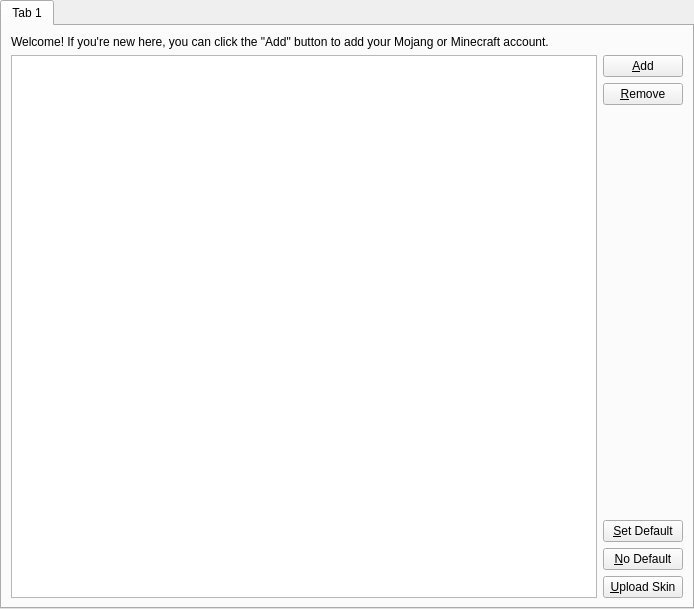
The window that application/pages/global/AccountListPage.ui (FreesmTeam/FreesmLauncher) describes before a commit, drawn with Qt 5.
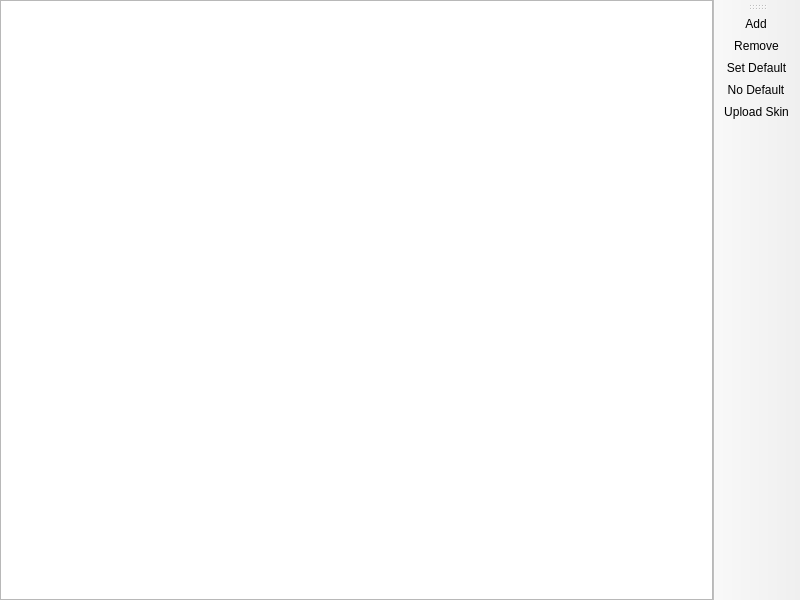
The same window after the commit. Custom widgets are drawn as their Qt base class.

Commit message: NOISSUE convert accounts page to use a toolbar for the side menu

What changed in the file:
```diff
--- a/application/pages/global/AccountListPage.ui
+++ b/application/pages/global/AccountListPage.ui
@@ -1,16 +1,20 @@
 <?xml version="1.0" encoding="UTF-8"?>
 <ui version="4.0">
  <class>AccountListPage</class>
- <widget class="QWidget" name="AccountListPage">
+ <widget class="QMainWindow" name="AccountListPage">
   <property name="geometry">
    <rect>
     <x>0</x>
     <y>0</y>
-    <width>694</width>
-    <height>609</height>
+    <width>800</width>
+    <height>600</height>
    </rect>
   </property>
-  <layout class="QVBoxLayout" name="verticalLayout_2">
+  <property name="windowTitle">
+   <string>MainWindow</string>
+  </property>
+  <widget class="QWidget" name="centralwidget">
+   <layout class="QHBoxLayout" name="horizontalLayout">
    <property name="leftMargin">
     <number>0</number>
    </property>
@@ -24,99 +28,74 @@
     <number>0</number>
    </property>
    <item>
-    <widget class="QTabWidget" name="tabWidget">
-     <property name="currentIndex">
-      <number>0</number>
-     </property>
-     <widget class="QWidget" name="tab">
-      <attribute name="title">
-       <string notr="true">Tab 1</string>
-      </attribute>
-      <layout class="QVBoxLayout" name="verticalLayout">
-       <item>
-        <widget class="QLabel" name="welcomeLabel">
-         <property name="text">
-          <string>&lt;html&gt;&lt;head/&gt;&lt;body&gt;&lt;p&gt;Welcome! If you're new here, you can click the &amp;quot;Add&amp;quot; button to add your Mojang or Minecraft account.&lt;/p&gt;&lt;/body&gt;&lt;/html&gt;</string>
-         </property>
-         <property name="wordWrap">
+     <widget class="VersionListView" name="listView"/>
+    </item>
+   </layout>
+  </widget>
+  <widget class="QToolBar" name="toolBar">
+   <property name="windowTitle">
+    <string>toolBar</string>
+   </property>
+   <property name="movable">
           <bool>true</bool>
          </property>
-        </widget>
-       </item>
-       <item>
-        <layout class="QHBoxLayout" name="horizontalLayout">
-         <item>
-          <widget class="QTreeView" name="listView"/>
-         </item>
-         <item>
-          <layout class="QVBoxLayout" name="manageAcctsBtnBox">
-           <item>
-            <widget class="QPushButton" name="addAccountBtn">
+   <property name="allowedAreas">
+    <set>Qt::LeftToolBarArea|Qt::RightToolBarArea</set>
+   </property>
+   <property name="toolButtonStyle">
+    <enum>Qt::ToolButtonTextOnly</enum>
+   </property>
+   <property name="floatable">
+    <bool>false</bool>
+   </property>
+   <attribute name="toolBarArea">
+    <enum>RightToolBarArea</enum>
+   </attribute>
+   <attribute name="toolBarBreak">
+    <bool>false</bool>
+   </attribute>
+   <addaction name="actionAdd"/>
+   <addaction name="actionRemove"/>
+   <addaction name="actionSetDefault"/>
+   <addaction name="actionNoDefault"/>
+   <addaction name="actionUploadSkin"/>
+  </widget>
+  <action name="actionAdd">
              <property name="text">
-              <string>&amp;Add</string>
-             </property>
-            </widget>
-           </item>
-           <item>
-            <widget class="QPushButton" name="rmAccountBtn">
+    <string>Add</string>
+   </property>
+  </action>
+  <action name="actionRemove">
              <property name="text">
-              <string>&amp;Remove</string>
-             </property>
-            </widget>
-           </item>
-           <item>
-            <spacer name="buttonSpacer">
-             <property name="orientation">
-              <enum>Qt::Vertical</enum>
-             </property>
-             <property name="sizeHint" stdset="0">
-              <size>
-               <width>20</width>
-               <height>40</height>
-              </size>
-             </property>
-            </spacer>
-           </item>
-           <item>
-            <widget class="QPushButton" name="setDefaultBtn">
-             <property name="toolTip">
-              <string>&lt;html&gt;&lt;head/&gt;&lt;body&gt;&lt;p&gt;Set the currently selected account as the active account. The active account is the account that is used to log in (unless it is overridden in an instance-specific setting).&lt;/p&gt;&lt;/body&gt;&lt;/html&gt;</string>
-             </property>
+    <string>Remove</string>
+   </property>
+  </action>
+  <action name="actionSetDefault">
              <property name="text">
-              <string>&amp;Set Default</string>
-             </property>
-            </widget>
-           </item>
-           <item>
-            <widget class="QPushButton" name="noDefaultBtn">
-             <property name="toolTip">
-              <string>Set no default account. This will cause MultiMC to prompt you to select an account every time you launch an instance that doesn't have its own default set.</string>
+    <string>Set Default</string>
+   </property>
+  </action>
+  <action name="actionNoDefault">
+   <property name="checkable">
+    <bool>true</bool>
              </property>
              <property name="text">
-              <string>&amp;No Default</string>
-             </property>
-            </widget>
-           </item>
-           <item>
-            <widget class="QPushButton" name="uploadSkinBtn">
-             <property name="toolTip">
-              <string>Opens a dialog to select and upload a skin image to the selected account.</string>
-             </property>
+    <string>No Default</string>
+   </property>
+  </action>
+  <action name="actionUploadSkin">
              <property name="text">
-              <string>&amp;Upload Skin</string>
-             </property>
-            </widget>
-           </item>
-          </layout>
-         </item>
-        </layout>
-       </item>
-      </layout>
-     </widget>
-    </widget>
-   </item>
-  </layout>
- </widget>
+    <string>Upload Skin</string>
+   </property>
+  </action>
+ </widget>
+ <customwidgets>
+  <customwidget>
+   <class>VersionListView</class>
+   <extends>QTreeView</extends>
+   <header>widgets/VersionListView.h</header>
+  </customwidget>
+ </customwidgets>
  <resources/>
  <connections/>
 </ui>
```
Lines whose indentation alone changed are shown as unchanged. The commit also changes 4 other files.
